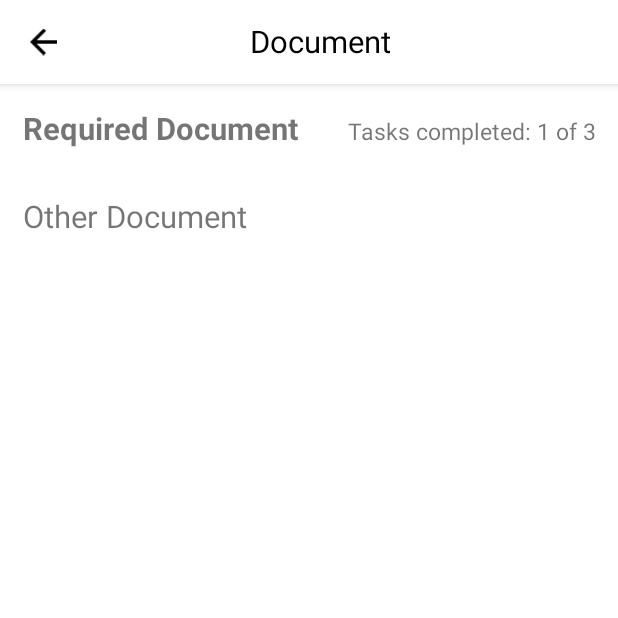
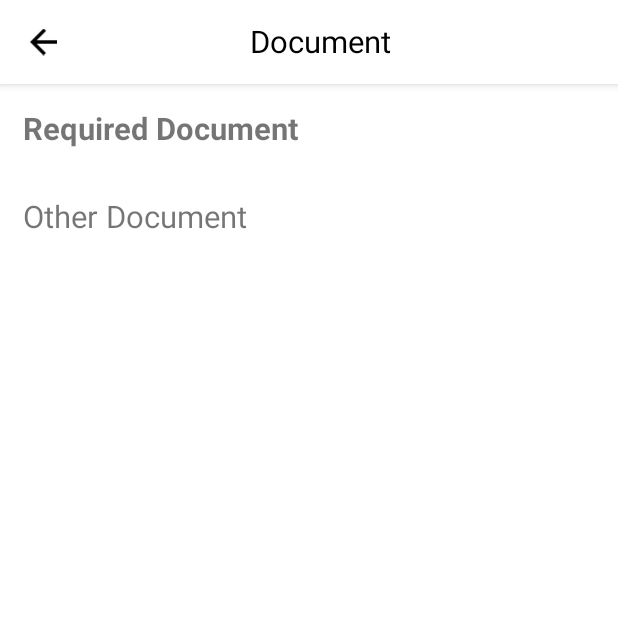
Before and after one commit to amritpaltech/911android, an Android app: the DocumentActivity screen opened directly, with no data from a screen before it, on a phone screen of 412 x 824 dp, the top half of it. Run offline under Robolectric (Android 15) with nearby library versions, the light colour scheme and no system bars; our stand-ins replace RxJava, Volley, data binding, sdp/ssp sizes; libraries missing offline, so code that uses them is left out: com.github.dhaval2404.imagepicker, com.jakewharton.retrofit2, com.nostra13.universalimageloader, com.scanlibrary, droidninja.filepicker and 1 more; 3 statements that could not run were skipped.

Commit message:
Updated code for FIle save

```diff
--- a/app/src/main/AndroidManifest.xml
+++ b/app/src/main/AndroidManifest.xml
@@ -12,7 +12,7 @@
 
     <application
         android:allowBackup="true"
-        android:icon="@drawable/appicon"
+        android:icon="@mipmap/ic_launcher"
         android:label="@string/app_name"
         android:largeHeap="true"
         android:roundIcon="@mipmap/ic_launcher_round"
--- a/app/src/main/res/layout/activity_document.xml
+++ b/app/src/main/res/layout/activity_document.xml
@@ -52,7 +52,6 @@
                         android:gravity="right"
                         android:id="@+id/completedText"
                         android:layout_marginLeft="@dimen/_4sdp"
-                        android:text="Tasks completed: 1 of 3"
                         android:textSize="@dimen/_12sdp" />
 
 
@@ -90,7 +89,14 @@
                         android:layout_weight="1"
                         android:text="Other Document"
                         android:textSize="@dimen/_16sdp" />
-
+                    <TextView
+                        android:layout_width="wrap_content"
+                        android:layout_height="wrap_content"
+                        android:layout_weight="1"
+                        android:gravity="right"
+                        android:id="@+id/completedTextOther"
+                        android:layout_marginLeft="@dimen/_4sdp"
+                        android:textSize="@dimen/_12sdp" />
 
                 </LinearLayout>
 
--- a/app/src/main/res/layout/fragment_user_profile.xml
+++ b/app/src/main/res/layout/fragment_user_profile.xml
@@ -38,7 +38,7 @@
                                 android:id="@+id/iv_user_img"
                                 android:layout_width="@dimen/_90sdp"
                                 android:layout_height="@dimen/_90sdp"
-                                android:src="@drawable/appicon" />
+                                android:src="@mipmap/ic_launcher" />
                             <ImageView
                                 android:layout_width="@dimen/_24sdp"
                                 android:layout_centerVertical="true"
```
Also changed, not shown: app/src/main/java/com/soft/credit911/Utils/UIL_Image_options.kt (+9 -9 lines), app/src/main/java/com/soft/credit911/ui/documnet/DocumentActivity.kt (+8 -0 lines), app/src/main/res/drawable/appicon.png (deleted), app/src/main/res/drawable/application_main_icon.png (added).
